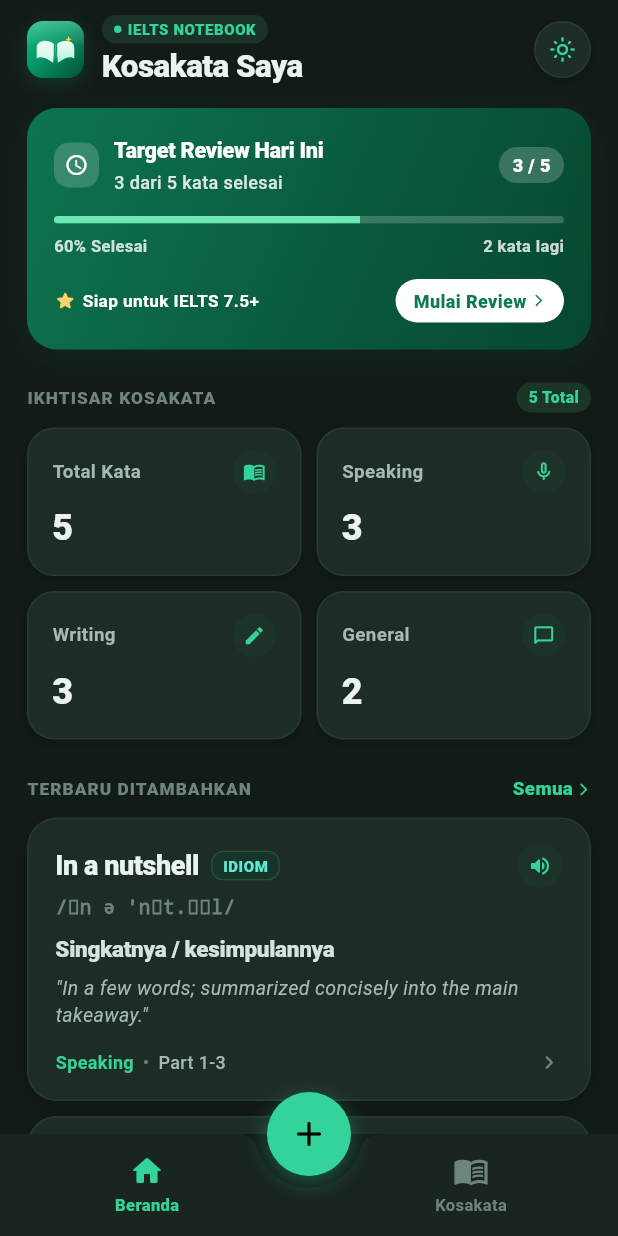
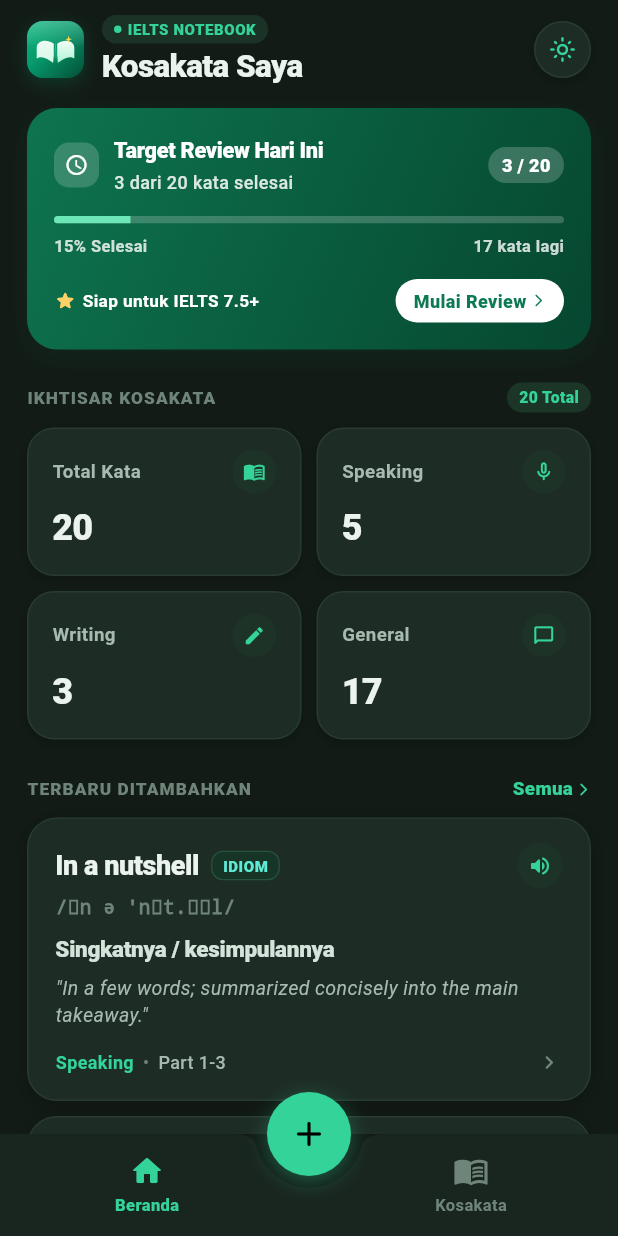
Before and after one commit to vikiwahyudi12/my_vocabulary, a Flutter app: the screen it shows after launch, after a tap on the "dark mode" icon, on a phone screen of 412 x 824 dp. Run offline on Flutter 3.47's test engine with Material 3 defaults, Android fonts, the phone set to English and light mode, and no system bars; our stand-ins replace cloud_firestore, file_picker, firebase_auth, firebase_core, flutter_riverpod, pdf and 3 more; missing offline and left inert: dart:js_interop; accounts and stored records are empty.

Commit message:
fix(database): use databaseFactoryFfiWebNoWebWorker on web and auto-seed 20 IELTS vocabularies when empty

```diff
--- a/lib/core/database/app_database.dart
+++ b/lib/core/database/app_database.dart
@@ -37,15 +37,30 @@ class AppDatabase {
     final String path = await getPlatformDatabasePath(dbName);
 
     try {
-      return await openDatabase(
+      final db = await openDatabase(
         path,
         version: 3,
         onCreate: _onCreate,
         onUpgrade: _onUpgrade,
       );
+      await _ensureInitialSeeds(db);
+      return db;
     } catch (e) {
       debugPrint('Error opening database: $e');
       rethrow;
+    }
+  }
+
+  Future<void> _ensureInitialSeeds(Database db) async {
+    try {
+      final res = await db.rawQuery('SELECT COUNT(*) as count FROM vocabularies');
+      final count = (res.first['count'] as num?)?.toInt() ?? 0;
+
+      if (count == 0) {
+        await _seedInitialData(db);
+      }
+    } catch (e) {
+      debugPrint('Error ensuring initial seeds: $e');
     }
   }
 
@@ -142,8 +157,8 @@ class AppDatabase {
         topics: ['Task 2', 'Environment'],
         notes: '💡 Advance equivalent of "Reduce / Lessen". Collocations: mitigate climate change, mitigate risks.',
         isFavorite: false,
-        createdAt: now.subtract(const Duration(minutes: 10)),
-        updatedAt: now.subtract(const Duration(minutes: 10)),
+        createdAt: now.subtract(const Duration(minutes: 5)),
+        updatedAt: now.subtract(const Duration(minutes: 5)),
       ),
       Vocabulary(
         word: 'Ubiquitous',
@@ -158,8 +173,8 @@ class AppDatabase {
         topics: ['Technology', 'Society'],
         notes: '💡 Advance equivalent of "Everywhere / Common". Band 8+ vocabulary to describe trends.',
         isFavorite: false,
-        createdAt: now.subtract(const Duration(minutes: 20)),
-        updatedAt: now.subtract(const Duration(minutes: 20)),
+        createdAt: now.subtract(const Duration(minutes: 10)),
+        updatedAt: now.subtract(const Duration(minutes: 10)),
       ),
       Vocabulary(
         word: 'Detrimental',
@@ -174,8 +189,8 @@ class AppDatabase {
         topics: ['Health', 'Education'],
         notes: '💡 Advance equivalent of "Harmful / Bad". Highly recommended for IELTS Task 2 essays.',
         isFavorite: true,
-        createdAt: now.subtract(const Duration(minutes: 30)),
-        updatedAt: now.subtract(const Duration(minutes: 30)),
+        createdAt: now.subtract(const Duration(minutes: 15)),
+        updatedAt: now.subtract(const Duration(minutes: 15)),
       ),
       Vocabulary(
         word: 'Harmful',
@@ -190,13 +205,282 @@ class AppDatabase {
         topics: ['Environment', 'Health'],
         notes: '📌 Basic word (Band 5-6). Upgrade to "Detrimental" or "Damaging" for Band 7+ writing.',
         isFavorite: false,
+        createdAt: now.subtract(const Duration(minutes: 20)),
+        updatedAt: now.subtract(const Duration(minutes: 20)),
+      ),
+      // 15 IELTS Listening Distractors & Paraphrases (Part 2 & Part 3)
+      Vocabulary(
+        word: 'Free admission',
+        meaning: 'Masuk gratis / tanpa biaya masuk',
+        level: 'Basic',
+        phonetic: '/friː ədˈmɪʃ.ən/',
+        definition: "IELTS Paraphrase: 'There is no charge for entry, although donations are welcomed.'",
+        example: 'There is free admission to the museum on weekdays.',
+        exampleTranslation: 'Masuk museum gratis pada hari kerja biasa.',
+        partOfSpeech: 'phrase',
+        usageCategories: ['General'],
+        topics: ['IELTS Listening'],
+        notes: "Context: Local Museum (Part 2). Sering menjebak: kata 'donations' bukan berarti wajib bayar tiket.",
+        isFavorite: true,
+        createdAt: now.subtract(const Duration(minutes: 25)),
+        updatedAt: now.subtract(const Duration(minutes: 25)),
+      ),
+      Vocabulary(
+        word: 'Created by students',
+        meaning: 'Dibuat / dirancang oleh siswa',
+        level: 'Basic',
+        phonetic: '/kriˈeɪ.tɪd baɪ ˈstjuː.dənts/',
+        definition: "IELTS Paraphrase: 'Designed entirely by young people who attended the summer workshop.'",
+        example: 'The artwork was created by students from the local college.',
+        exampleTranslation: 'Karya seni tersebut dibuat oleh para siswa dari perguruan tinggi setempat.',
+        partOfSpeech: 'phrase',
+        usageCategories: ['General'],
+        topics: ['IELTS Listening'],
+        notes: "Context: Art Gallery (Part 2). 'Students' diparafrase menjadi 'young people who attended the course'.",
+        isFavorite: true,
+        createdAt: now.subtract(const Duration(minutes: 30)),
+        updatedAt: now.subtract(const Duration(minutes: 30)),
+      ),
+      Vocabulary(
+        word: 'Closed on Mondays',
+        meaning: 'Tutup pada hari Senin',
+        level: 'Basic',
+        phonetic: '/kləʊzd ɒn ˈmʌn.deɪz/',
+        definition: "IELTS Paraphrase: 'Open every day of the week except at the very start.'",
+        example: 'The city library is closed on Mondays for staff maintenance.',
+        exampleTranslation: 'Perpustakaan kota tutup pada hari Senin untuk pemeliharaan staf.',
+        partOfSpeech: 'phrase',
+        usageCategories: ['General'],
+        topics: ['IELTS Listening'],
+        notes: "Context: City Library (Part 2). Jebakan 'except at the very start of the week'.",
+        isFavorite: false,
+        createdAt: now.subtract(const Duration(minutes: 35)),
+        updatedAt: now.subtract(const Duration(minutes: 35)),
+      ),
+      Vocabulary(
+        word: 'Mandatory meeting',
+        meaning: 'Pertemuan wajib dihadiri',
+        level: 'Basic',
+        phonetic: '/ˈmæn.də.tər.i ˈmiː.tɪŋ/',
+        definition: "IELTS Paraphrase: 'All new members are strictly required to attend.'",
+        example: 'Attendance at the orientation session is mandatory for all freshmen.',
+        exampleTranslation: 'Kehadiran pada sesi orientasi bersifat wajib bagi semua mahasiswa baru.',
+        partOfSpeech: 'noun',
+        usageCategories: ['General', 'Speaking'],
+        topics: ['IELTS Listening'],
+        notes: "Context: Campus Facility (Part 3). Sinonim: mandatory = compulsory = required = obliged to attend.",
+        isFavorite: true,
         createdAt: now.subtract(const Duration(minutes: 40)),
         updatedAt: now.subtract(const Duration(minutes: 40)),
       ),
+      Vocabulary(
+        word: 'Recently renovated',
+        meaning: 'Baru saja direnovasi / diperbarui',
+        level: 'Basic',
+        phonetic: '/ˈriː.sənt.li ˈren.ə.veɪ.tɪd/',
+        definition: "IELTS Paraphrase: 'The interior was fully refurbished and updated only last month.'",
+        example: 'The sports centre was recently renovated with modern gym equipment.',
+        exampleTranslation: 'Pusat olahraga baru saja direnovasi dengan peralatan gym modern.',
+        partOfSpeech: 'phrase',
+        usageCategories: ['General'],
+        topics: ['IELTS Listening'],
+        notes: "Context: Sports Centre (Part 2). 'Renovated' diparafrase menjadi 'refurbished / modernised'.",
+        isFavorite: false,
+        createdAt: now.subtract(const Duration(minutes: 45)),
+        updatedAt: now.subtract(const Duration(minutes: 45)),
+      ),
+      Vocabulary(
+        word: 'Limited parking space',
+        meaning: 'Tempat parkir terbatas',
+        level: 'Basic',
+        phonetic: '/ˈlɪm.ɪ.tɪd ˈpɑː.kɪŋ speɪs/',
+        definition: "IELTS Paraphrase: 'There are only a handful of car spots available for visitors.'",
+        example: 'Visitors are advised to take public transit due to limited parking space.',
+        exampleTranslation: 'Pengunjung disarankan menggunakan angkutan umum karena tempat parkir yang terbatas.',
+        partOfSpeech: 'phrase',
+        usageCategories: ['General'],
+        topics: ['IELTS Listening'],
+        notes: "Context: Town Hall (Part 2). 'Limited' diparafrase: 'only a handful of', 'restricted number'.",
+        isFavorite: false,
+        createdAt: now.subtract(const Duration(minutes: 50)),
+        updatedAt: now.subtract(const Duration(minutes: 50)),
+      ),
+      Vocabulary(
+        word: 'Buy tickets in advance',
+        meaning: 'Membeli tiket terlebih dahulu / di muka',
+        level: 'Basic',
+        phonetic: '/baɪ ˈtɪk.ɪts ɪn ədˈvɑːns/',
+        definition: "IELTS Paraphrase: 'You need to book your place online ahead of time.'",
+        example: 'You should buy tickets in advance to secure a seat for the concert.',
+        exampleTranslation: 'Anda sebaiknya membeli tiket di muka untuk mengamankan kursi konser.',
+        partOfSpeech: 'phrase',
+        usageCategories: ['General'],
+        topics: ['IELTS Listening'],
+        notes: "Context: Theatre Box Office (Part 2). 'In advance' = 'ahead of time' = 'prior to arrival'.",
+        isFavorite: true,
+        createdAt: now.subtract(const Duration(minutes: 55)),
+        updatedAt: now.subtract(const Duration(minutes: 55)),
+      ),
+      Vocabulary(
+        word: 'Suitable for beginners',
+        meaning: 'Cocok untuk pemula',
+        level: 'Basic',
+        phonetic: '/ˈsuː.tə.bəl fɔː bɪˈɡɪn.əz/',
+        definition: "IELTS Paraphrase: 'Ideal if you have never tried this activity before.'",
+        example: 'This yoga class is suitable for beginners of all ages.',
+        exampleTranslation: 'Kelas yoga ini cocok untuk pemula dari segala usia.',
+        partOfSpeech: 'phrase',
+        usageCategories: ['General'],
+        topics: ['IELTS Listening'],
+        notes: "Context: Community Sports Club (Part 2). Menghadapi opsi jebakan 'for advanced athletes'.",
+        isFavorite: false,
+        createdAt: now.subtract(const Duration(minutes: 60)),
+        updatedAt: now.subtract(const Duration(minutes: 60)),
+      ),
+      Vocabulary(
+        word: 'Reduced price for groups',
+        meaning: 'Harga diskon / potongan untuk rombongan',
+        level: 'Basic',
+        phonetic: '/rɪˈdʒuːst praɪs fɔː ɡruːps/',
+        definition: "IELTS Paraphrase: 'Parties of ten or more will receive a special discount.'",
+        example: 'The museum offers a reduced price for school groups.',
+        exampleTranslation: 'Museum menawarkan potongan harga khusus untuk rombongan sekolah.',
+        partOfSpeech: 'phrase',
+        usageCategories: ['General'],
+        topics: ['IELTS Listening'],
+        notes: "Context: Heritage Castle (Part 2). 'Groups' sering diparafrase menjadi 'parties of [x] or more'.",
+        isFavorite: false,
+        createdAt: now.subtract(const Duration(minutes: 65)),
+        updatedAt: now.subtract(const Duration(minutes: 65)),
+      ),
+      Vocabulary(
+        word: 'Postponed until next month',
+        meaning: 'Ditunda hingga bulan depan',
+        level: 'Basic',
+        phonetic: '/pəstˈpəʊnd ənˈtɪl nekst mʌnθ/',
+        definition: "IELTS Paraphrase: 'We initially planned to start this week, but it has been put off until December.'",
+        example: 'The public lecture has been postponed until next month.',
+        exampleTranslation: 'Kuliah umum telah ditunda hingga bulan depan.',
+        partOfSpeech: 'phrase',
+        usageCategories: ['General'],
+        topics: ['IELTS Listening'],
+        notes: "Context: University Lecture Hall (Part 2/3). Distraktor waktu: 'put off / delayed'.",
+        isFavorite: true,
+        createdAt: now.subtract(const Duration(minutes: 70)),
+        updatedAt: now.subtract(const Duration(minutes: 70)),
+      ),
+      Vocabulary(
+        word: 'Eating is not permitted',
+        meaning: 'Dilarang makan dan minum',
+        level: 'Basic',
+        phonetic: '/ˈiː.tɪŋ ɪz nɒt pəˈmɪt.ɪd/',
+        definition: "IELTS Paraphrase: 'Visitors must refrain from consuming snacks or drinks inside.'",
+        example: 'Eating is not permitted in the computer lab.',
+        exampleTranslation: 'Makan tidak diizinkan di dalam lab komputer.',
+        partOfSpeech: 'phrase',
+        usageCategories: ['General'],
+        topics: ['IELTS Listening'],
+        notes: "Context: Science Exhibition (Part 2). 'Not permitted' = 'must refrain from'.",
+        isFavorite: false,
+        createdAt: now.subtract(const Duration(minutes: 75)),
+        updatedAt: now.subtract(const Duration(minutes: 75)),
+      ),
+      Vocabulary(
+        word: 'Located next to reception',
+        meaning: 'Terletak di sebelah resepsionis',
+        level: 'Basic',
+        phonetic: '/ləʊˈkeɪ.tɪd nekst tuː rɪˈsep.ʃən/',
+        definition: "IELTS Paraphrase: 'Right beside the main welcome desk as you walk through the doors.'",
+        example: 'The cloakroom is located next to the reception counter.',
+        exampleTranslation: 'Ruang penitipan barang terletak di sebelah meja resepsionis.',
+        partOfSpeech: 'phrase',
+        usageCategories: ['General'],
+        topics: ['IELTS Listening'],
+        notes: "Context: Campus Information Desk (Part 2 Map). 'Next to' = 'adjacent to' = 'right beside'.",
+        isFavorite: false,
+        createdAt: now.subtract(const Duration(minutes: 80)),
+        updatedAt: now.subtract(const Duration(minutes: 80)),
+      ),
+      Vocabulary(
+        word: 'Bring your own equipment',
+        meaning: 'Membawa peralatan sendiri',
+        level: 'Basic',
+        phonetic: '/brɪŋ jɔːr əʊn ɪˈkwɪp.mənt/',
+        definition: "IELTS Paraphrase: 'Participants are expected to supply their own sports gear.'",
+        example: 'You are required to bring your own equipment to the tennis workshop.',
+        exampleTranslation: 'Anda diwajibkan membawa peralatan sendiri ke lokakarya tenis.',
+        partOfSpeech: 'phrase',
+        usageCategories: ['General'],
+        topics: ['IELTS Listening'],
+        notes: "Context: Recreation Centre (Part 2). 'Supply own gear'.",
+        isFavorite: false,
+        createdAt: now.subtract(const Duration(minutes: 85)),
+        updatedAt: now.subtract(const Duration(minutes: 85)),
+      ),
+      Vocabulary(
+        word: 'Change of topic',
+        meaning: 'Perubahan topik tugas / penelitian',
+        level: 'Basic',
+        phonetic: '/tʃeɪndʒ ɒv ˈtɒp.ɪk/',
+        definition: "IELTS Paraphrase: 'We initially chose solar power, but we decided to switch to plastic recycling.'",
+        example: 'The tutor approved our change of topic for the final presentation.',
+        exampleTranslation: 'Dosen pembimbing menyetujui perubahan topik kami untuk presentasi akhir.',
+        partOfSpeech: 'noun',
+        usageCategories: ['General', 'Speaking'],
+        topics: ['IELTS Listening'],
+        notes: "Context: Tutor Consultation (Part 3). Pola diskusi: ide awal disebut lalu sepakat berubah.",
+        isFavorite: true,
+        createdAt: now.subtract(const Duration(minutes: 90)),
+        updatedAt: now.subtract(const Duration(minutes: 90)),
+      ),
+      Vocabulary(
+        word: 'Available on weekdays only',
+        meaning: 'Hanya tersedia pada hari kerja',
+        level: 'Basic',
+        phonetic: '/əˈveɪ.lə.bəl ɒn ˈwiːk.deɪz ˈəʊn.li/',
+        definition: "IELTS Paraphrase: 'The campus shuttle operates Monday through Friday, not over the weekend.'",
+        example: 'The library reference room is available on weekdays only.',
+        exampleTranslation: 'Ruang referensi perpustakaan hanya tersedia pada hari kerja.',
+        partOfSpeech: 'phrase',
+        usageCategories: ['General'],
+        topics: ['IELTS Listening'],
+        notes: "Context: University Facility (Part 2). 'Monday through Friday, not over the weekend'.",
+        isFavorite: true,
+        createdAt: now.subtract(const Duration(minutes: 95)),
+        updatedAt: now.subtract(const Duration(minutes: 95)),
+      ),
     ];
 
+    final existingRows = await db.query('vocabularies', columns: ['word']);
+    final existingWords = {
+      for (final row in existingRows)
+        (row['word'] as String).trim().toLowerCase()
+    };
+
     for (final vocab in starterVocabularies) {
-      await db.insert('vocabularies', vocab.toMap());
+      if (!existingWords.contains(vocab.word.trim().toLowerCase())) {
+        await db.insert('vocabularies', vocab.toMap());
+        existingWords.add(vocab.word.trim().toLowerCase());
+      }
+    }
+
+    final initialTopics = [
+      'Task 2',
+      'Part 1-3',
+      'Environment',
+      'Technology',
+      'Health',
+      'Education',
+      'Society',
+      'IELTS Listening',
+      'Distractors & Traps',
+    ];
+    for (final topic in initialTopics) {
+      await db.insert(
+        'custom_topics',
+        {'name': topic},
+        conflictAlgorithm: ConflictAlgorithm.ignore,
+      );
     }
   }
 
--- a/lib/core/database/database_init_web.dart
+++ b/lib/core/database/database_init_web.dart
@@ -3,14 +3,10 @@ import 'package:sqflite_common_ffi/sqflite_ffi.dart';
 import 'package:sqflite_common_ffi_web/sqflite_ffi_web.dart';
 
 Future<void> initializePlatformDatabase() async {
-  try {
-    databaseFactory = databaseFactoryFfiWeb;
-  } catch (e) {
-    debugPrint(
-      'databaseFactoryFfiWeb init error, using databaseFactoryFfiWebNoWebWorker: $e',
-    );
-    databaseFactory = databaseFactoryFfiWebNoWebWorker;
-  }
+  // Use databaseFactoryFfiWebNoWebWorker directly for rock-solid cross-browser compatibility.
+  // This avoids Web Worker script loading / 404 / CORS issues on Safari iOS and custom domains
+  // while keeping persistent IndexedDB SQLite storage.
+  databaseFactory = databaseFactoryFfiWebNoWebWorker;
 }
 
 Future<String> getPlatformDatabasePath(String dbName) async {
--- a/lib/widgets/vocabulary_card.dart
+++ b/lib/widgets/vocabulary_card.dart
@@ -165,8 +165,11 @@ class VocabularyCard extends ConsumerWidget {
                   const SizedBox(height: 3),
                   Row(
                     children: [
-                      Text(
+                      Flexible(
+                        child: Text(
                           vocabulary.phonetic!,
+                          maxLines: 1,
+                          overflow: TextOverflow.ellipsis,
                           style: TextStyle(
                             fontSize: 13,
                             fontFamily: 'Courier',
@@ -174,6 +177,7 @@ class VocabularyCard extends ConsumerWidget {
                             color: isDark
                                 ? AppColors.darkTextMuted
                                 : AppColors.lushPhonetic,
+                          ),
                         ),
                       ),
                       if (!isHomeStyle) ...[
```
Lines whose indentation alone changed are shown as unchanged.
